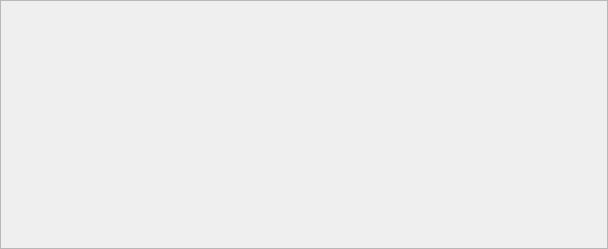
Qt form ui/remix.ui (StarixWoS/ReMix) before a commit.
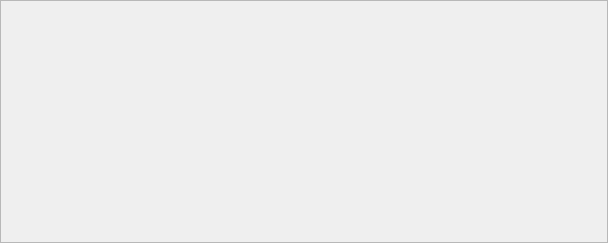
The same form after that commit.

Patch:
```diff
--- a/ui/remix.ui
+++ b/ui/remix.ui
@@ -7,19 +7,13 @@
     <x>0</x>
     <y>0</y>
     <width>608</width>
-    <height>249</height>
+    <height>243</height>
    </rect>
   </property>
-  <property name="minimumSize">
-   <size>
-    <width>608</width>
-    <height>249</height>
-   </size>
-  </property>
   <property name="maximumSize">
    <size>
     <width>16777215</width>
-    <height>410</height>
+    <height>243</height>
    </size>
   </property>
   <property name="windowTitle">
```
